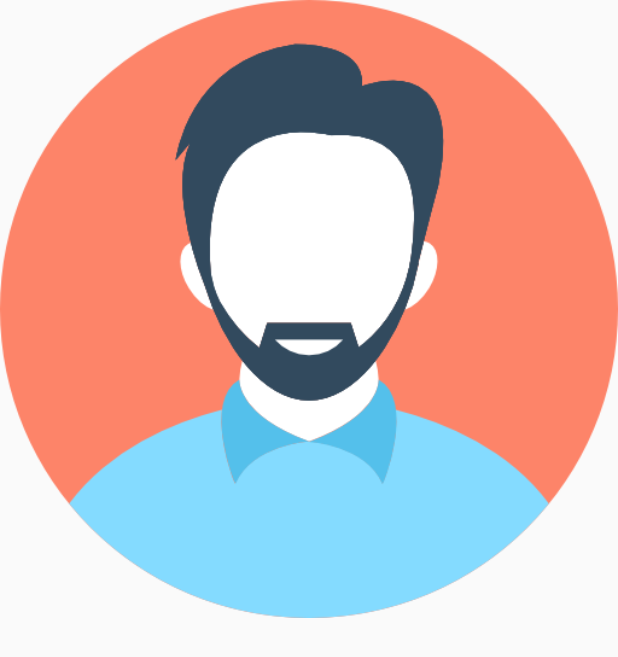
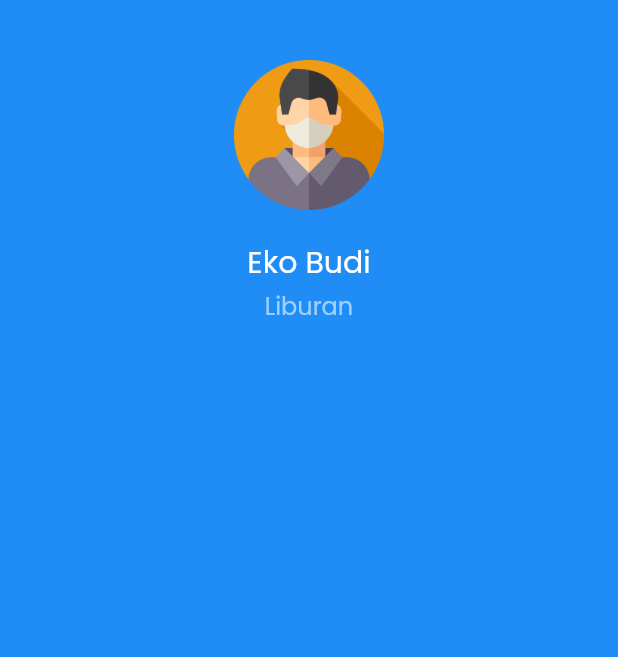
Before and after one commit to ekobudigs/bwa-chaty, a Flutter app: the screen it shows after launch, on a phone screen of 412 x 824 dp. Shown: the top 657 px of the screen. Run offline on Flutter 3.47's test engine with Material 2 defaults, Android fonts, the phone set to English and light mode, and no system bars.

Commit message:
desain awal

```diff
--- a/lib/pages/home_page.dart
+++ b/lib/pages/home_page.dart
@@ -1,10 +1,41 @@
+import 'package:bwa_chaty/theme.dart';
 import 'package:flutter/material.dart';
 
 class HomePage extends StatelessWidget {
   @override
   Widget build(BuildContext context) {
     return Scaffold(
-      body: Image.asset('assets/images/friends1.png'),
+      backgroundColor: blueColor,
+      body: SafeArea(
+        child: Center(
+          child: Column(
+            children: [
+              SizedBox(
+                height: 40,
+              ),
+              Image.asset(
+                'assets/images/friends3.png',
+                height: 100,
+                width: 100,
+              ),
+              SizedBox(
+                height: 20,
+              ),
+              Text(
+                'Eko Budi',
+                style: TextStyle(fontSize: 20, color: whiteColor),
+              ),
+              SizedBox(
+                height: 2,
+              ),
+              Text(
+                'Liburan',
+                style: TextStyle(color: lightBlueColor, fontSize: 16),
+              )
+            ],
+          ),
+        ),
+      ),
     );
   }
 }
```
